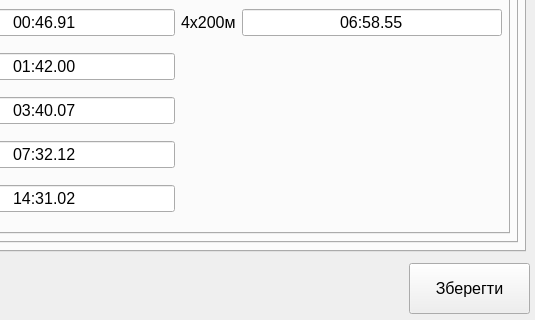
This is settingsrecords.ui in AgMUH/SwimAssist as Qt 5 draws it before an edit; both pictures show x 165 to 700 and y 159 to 479 of the 700 by 479 pixel window. The edited form follows.
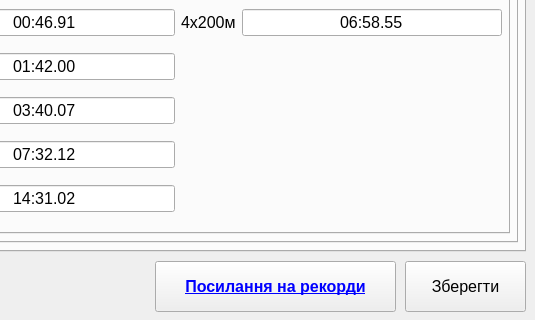
This is the edited form.

```diff
--- a/settingsrecords.ui
+++ b/settingsrecords.ui
@@ -2222,8 +2222,8 @@
   <widget class="QPushButton" name="pushButton_save_recordsSettings">
    <property name="geometry">
     <rect>
-     <x>574</x>
-     <y>422</y>
+     <x>570</x>
+     <y>420</y>
      <width>121</width>
      <height>51</height>
     </rect>
@@ -2237,6 +2237,31 @@
     <string>Зберегти</string>
    </property>
   </widget>
+  <widget class="QPushButton" name="pushButton_openLinkRecords">
+   <property name="geometry">
+    <rect>
+     <x>320</x>
+     <y>420</y>
+     <width>241</width>
+     <height>51</height>
+    </rect>
+   </property>
+   <property name="font">
+    <font>
+     <pointsize>12</pointsize>
+     <weight>75</weight>
+     <bold>true</bold>
+     <underline>true</underline>
+    </font>
+   </property>
+   <property name="styleSheet">
+    <string notr="true">color:blue;
+</string>
+   </property>
+   <property name="text">
+    <string>Посилання на рекорди</string>
+   </property>
+  </widget>
  </widget>
  <resources/>
  <connections/>
```
